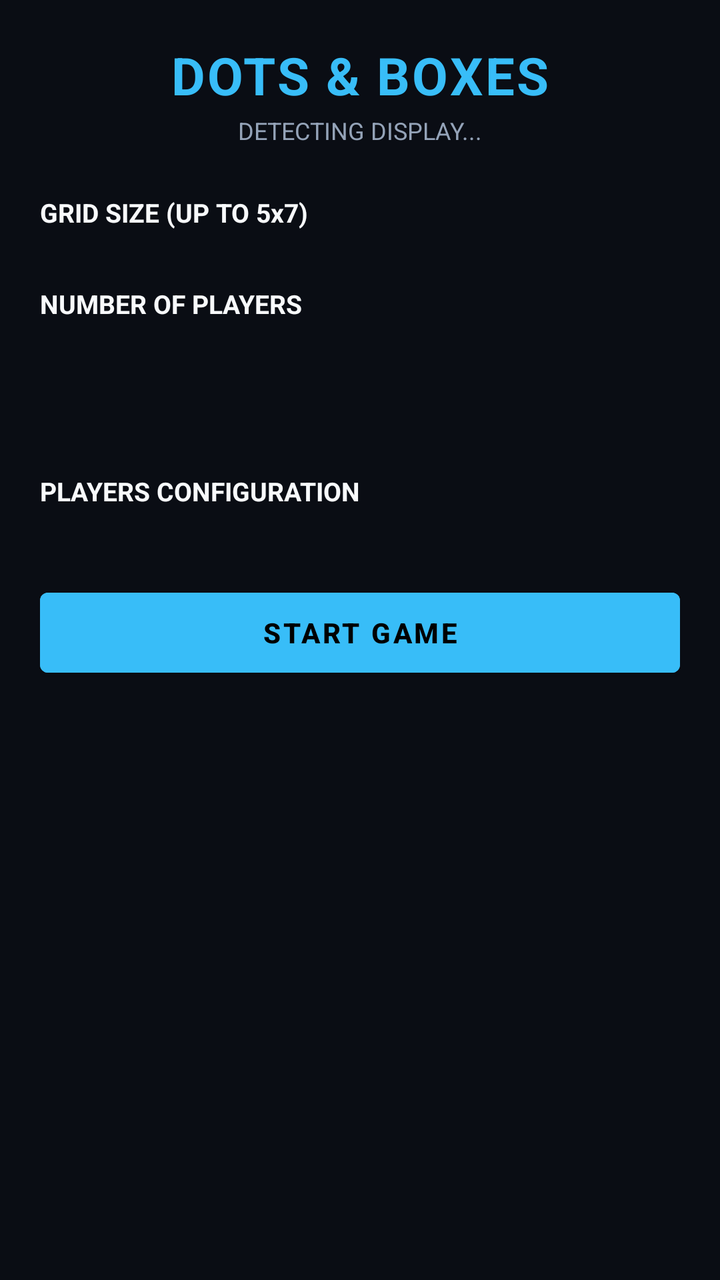
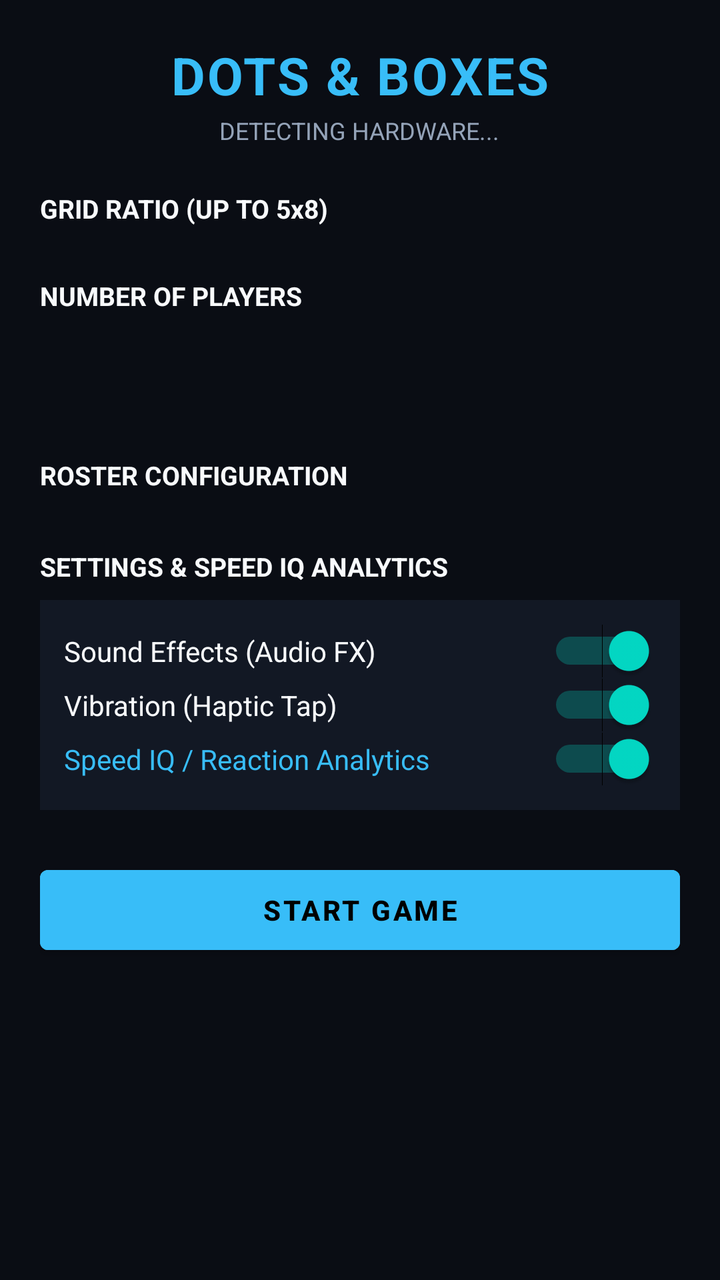

The first picture is an Android layout as it rendered before a commit; the second is the same layout after the commit. The layout source and the unified diff follow.
<!-- AndroidManifest.xml: application theme Theme.DotsAndBoxes -->
<!-- res/layout/activity_main.xml -->
<?xml version="1.0" encoding="utf-8"?>
<FrameLayout xmlns:android="http://schemas.android.com/apk/res/android"
    android:layout_width="match_parent"
    android:layout_height="match_parent"
    android:background="@color/bg_primary">

    
    <ScrollView
        android:id="@+id/configContainer"
        android:layout_width="match_parent"
        android:layout_height="match_parent"
        android:fillViewport="true">

        <LinearLayout
            android:layout_width="match_parent"
            android:layout_height="wrap_content"
            android:orientation="vertical"
            android:padding="20dp"
            android:gravity="center_horizontal">

            <TextView
                android:layout_width="wrap_content"
                android:layout_height="wrap_content"
                android:text="DOTS &amp; BOXES"
                android:textColor="@color/accent_blue"
                android:textSize="26sp"
                android:textStyle="bold"
                android:letterSpacing="0.04" />

            <TextView
                android:id="@+id/tvDeviceType"
                android:layout_width="wrap_content"
                android:layout_height="wrap_content"
                android:text="DETECTING DISPLAY..."
                android:textColor="@color/text_muted"
                android:textSize="12sp"
                android:layout_marginTop="2dp" />

            
            <TextView
                android:layout_width="match_parent"
                android:layout_height="wrap_content"
                android:text="GRID SIZE (UP TO 5x7)"
                android:textColor="@color/text_light"
                android:textStyle="bold"
                android:textSize="13sp"
                android:layout_marginTop="24dp" />

            <HorizontalScrollView
                android:layout_width="match_parent"
                android:layout_height="wrap_content"
                android:layout_marginTop="8dp"
                android:scrollbars="none">
                <LinearLayout
                    android:id="@+id/gridOptionsLayout"
                    android:layout_width="wrap_content"
                    android:layout_height="wrap_content"
                    android:orientation="horizontal" />
            </HorizontalScrollView>

            
            <TextView
                android:layout_width="match_parent"
                android:layout_height="wrap_content"
                android:text="NUMBER OF PLAYERS"
                android:textColor="@color/text_light"
                android:textStyle="bold"
                android:textSize="13sp"
                android:layout_marginTop="20dp" />

            <LinearLayout
                android:id="@+id/playerCountTabsLayout"
                android:layout_width="match_parent"
                android:layout_height="48dp"
                android:orientation="horizontal"
                android:layout_marginTop="8dp" />

            
            <TextView
                android:layout_width="match_parent"
                android:layout_height="wrap_content"
                android:text="PLAYERS CONFIGURATION"
                android:textColor="@color/text_light"
                android:textStyle="bold"
                android:textSize="13sp"
                android:layout_marginTop="20dp" />

            <LinearLayout
                android:id="@+id/rosterLayout"
                android:layout_width="match_parent"
                android:layout_height="wrap_content"
                android:orientation="vertical"
                android:layout_marginTop="8dp" />

            <Button
                android:id="@+id/btnStartMatch"
                android:layout_width="match_parent"
                android:layout_height="52dp"
                android:text="START GAME"
                android:textStyle="bold"
                android:textColor="#000000"
                android:backgroundTint="@color/accent_blue"
                android:layout_marginTop="28dp" />
        </LinearLayout>
    </ScrollView>

    
    <LinearLayout
        android:id="@+id/arenaContainer"
        android:layout_width="match_parent"
        android:layout_height="match_parent"
        android:orientation="vertical"
        android:visibility="gone">

        
        <RelativeLayout
            android:layout_width="match_parent"
            android:layout_height="56dp"
            android:paddingHorizontal="16dp"
            android:background="@color/bg_card">

            <ImageButton
                android:id="@+id/btnLeaveArena"
                android:layout_width="40dp"
                android:layout_height="40dp"
                android:layout_centerVertical="true"
                android:background="?attr/selectableItemBackgroundBorderless"
                android:src="@android:drawable/ic_menu_revert"
                android:tint="@color/text_light" />

            <TextView
                android:id="@+id/tvTurnIndicator"
                android:layout_width="wrap_content"
                android:layout_height="wrap_content"
                android:layout_centerInParent="true"
                android:text="Player 1's Turn"
                android:textColor="@color/text_light"
                android:textStyle="bold"
                android:textSize="15sp" />

            <ImageButton
                android:id="@+id/btnResetMatch"
                android:layout_width="40dp"
                android:layout_height="40dp"
                android:layout_alignParentEnd="true"
                android:layout_centerVertical="true"
                android:background="?attr/selectableItemBackgroundBorderless"
                android:src="@android:drawable/ic_menu_rotate"
                android:tint="@color/text_light" />
        </RelativeLayout>

        
        <HorizontalScrollView
            android:layout_width="match_parent"
            android:layout_height="wrap_content"
            android:background="#0F1420"
            android:paddingVertical="8dp"
            android:scrollbars="none">
            <LinearLayout
                android:id="@+id/arenaScoresLayout"
                android:layout_width="wrap_content"
                android:layout_height="wrap_content"
                android:orientation="horizontal"
                android:paddingHorizontal="12dp" />
        </HorizontalScrollView>

        
        <com.fixtocode.dotsandboxes.GameView
            android:id="@+id/gameView"
            android:layout_width="match_parent"
            android:layout_height="match_parent" />
    </LinearLayout>

    
    <FrameLayout
        android:id="@+id/winnerOverlay"
        android:layout_width="match_parent"
        android:layout_height="match_parent"
        android:background="#D90A0D14"
        android:visibility="gone"
        android:clickable="true"
        android:focusable="true">

        <LinearLayout
            android:layout_width="match_parent"
            android:layout_height="wrap_content"
            android:layout_gravity="center"
            android:layout_marginHorizontal="26dp"
            android:background="@drawable/bg_victory_card"
            android:orientation="vertical"
            android:padding="24dp"
            android:gravity="center_horizontal">

            <TextView
                android:layout_width="wrap_content"
                android:layout_height="wrap_content"
                android:text="🏆"
                android:textSize="46sp" />

            <TextView
                android:id="@+id/tvWinnerTitle"
                android:layout_width="wrap_content"
                android:layout_height="wrap_content"
                android:text="PLAYER 1 WINS!"
                android:textColor="#38BDF8"
                android:textSize="24sp"
                android:textStyle="bold"
                android:layout_marginTop="8dp" />

            <TextView
                android:id="@+id/tvWinnerSubtitle"
                android:layout_width="wrap_content"
                android:layout_height="wrap_content"
                android:text="Captured 12 Boxes"
                android:textColor="@color/text_muted"
                android:textSize="13sp"
                android:layout_marginTop="4dp" />

            
            <LinearLayout
                android:id="@+id/winnerStatsLayout"
                android:layout_width="match_parent"
                android:layout_height="wrap_content"
                android:orientation="vertical"
                android:layout_marginTop="16dp" />

            
            <Button
                android:id="@+id/btnOverlayPlayAgain"
                android:layout_width="match_parent"
                android:layout_height="52dp"
                android:text="PLAY AGAIN"
                android:textStyle="bold"
                android:textColor="#000000"
                android:backgroundTint="@color/accent_blue"
                android:layout_marginTop="20dp" />

            <Button
                android:id="@+id/btnOverlaySettings"
                android:layout_width="match_parent"
                android:layout_height="46dp"
                android:text="CHANGE SETTINGS"
                android:textStyle="bold"
                android:textColor="@color/text_light"
                android:backgroundTint="#1E293B"
                android:layout_marginTop="8dp" />
        </LinearLayout>
    </FrameLayout>
</FrameLayout>
<!-- resources referenced by this layout -->
<resources>
  <color name="accent_blue">#38BDF8</color>
  <color name="bg_card">#121824</color>
  <color name="bg_primary">#0A0D14</color>
  <color name="text_light">#F8FAFC</color>
  <color name="text_muted">#94A3B8</color>
  <!-- drawable bg_victory_card (drawable) -->
  <?xml version="1.0" encoding="utf-8"?>
  <shape xmlns:android="http://schemas.android.com/apk/res/android"
      android:shape="rectangle">
      <solid android:color="#121824" />
      <stroke android:width="2dp" android:color="#38BDF8" />
      <corners android:radius="20dp" />
  </shape>
  <style name="Theme.DotsAndBoxes" parent="Theme.MaterialComponents.DayNight.NoActionBar">
          <item name="android:statusBarColor">#0A0D14</item>
          <item name="android:windowBackground">@color/bg_primary</item>
      </style>
</resources>

<!-- the commit's change to res/layout/activity_main.xml (unified diff, before → after) -->
@@ -31,7 +31,7 @@
                 android:id="@+id/tvDeviceType"
                 android:layout_width="wrap_content"
                 android:layout_height="wrap_content"
-                android:text="DETECTING DISPLAY..."
+                android:text="DETECTING HARDWARE..."
                 android:textColor="@color/text_muted"
                 android:textSize="12sp"
                 android:layout_marginTop="2dp" />
@@ -40,11 +40,11 @@
             <TextView
                 android:layout_width="match_parent"
                 android:layout_height="wrap_content"
-                android:text="GRID SIZE (UP TO 5x7)"
+                android:text="GRID RATIO (UP TO 5x8)"
                 android:textColor="@color/text_light"
                 android:textStyle="bold"
                 android:textSize="13sp"
-                android:layout_marginTop="24dp" />
+                android:layout_marginTop="22dp" />
 
             <HorizontalScrollView
                 android:layout_width="match_parent"
@@ -66,12 +66,12 @@
                 android:textColor="@color/text_light"
                 android:textStyle="bold"
                 android:textSize="13sp"
-                android:layout_marginTop="20dp" />
+                android:layout_marginTop="18dp" />
 
             <LinearLayout
                 android:id="@+id/playerCountTabsLayout"
                 android:layout_width="match_parent"
-                android:layout_height="48dp"
+                android:layout_height="46dp"
                 android:orientation="horizontal"
                 android:layout_marginTop="8dp" />
 
@@ -79,18 +79,64 @@
             <TextView
                 android:layout_width="match_parent"
                 android:layout_height="wrap_content"
-                android:text="PLAYERS CONFIGURATION"
+                android:text="ROSTER CONFIGURATION"
+                android:textColor="@color/text_light"
+                android:textStyle="bold"
+                android:textSize="13sp"
+                android:layout_marginTop="18dp" />
+
+            <LinearLayout
+                android:id="@+id/rosterLayout"
+                android:layout_width="match_parent"
+                android:layout_height="wrap_content"
+                android:orientation="vertical"
+                android:layout_marginTop="8dp" />
+
+            
+            <TextView
+                android:layout_width="match_parent"
+                android:layout_height="wrap_content"
+                android:text="SETTINGS &amp; SPEED IQ ANALYTICS"
                 android:textColor="@color/text_light"
                 android:textStyle="bold"
                 android:textSize="13sp"
                 android:layout_marginTop="20dp" />
 
             <LinearLayout
-                android:id="@+id/rosterLayout"
                 android:layout_width="match_parent"
                 android:layout_height="wrap_content"
                 android:orientation="vertical"
-                android:layout_marginTop="8dp" />
+                android:background="#121824"
+                android:padding="12dp"
+                android:layout_marginTop="8dp">
+
+                <Switch
+                    android:id="@+id/switchSound"
+                    android:layout_width="match_parent"
+                    android:layout_height="wrap_content"
+                    android:text="Sound Effects (Audio FX)"
+                    android:textColor="@color/text_light"
+                    android:checked="true"
+                    android:paddingVertical="4dp" />
+
+                <Switch
+                    android:id="@+id/switchVibration"
+                    android:layout_width="match_parent"
+                    android:layout_height="wrap_content"
+                    android:text="Vibration (Haptic Tap)"
+                    android:textColor="@color/text_light"
+                    android:checked="true"
+                    android:paddingVertical="4dp" />
+
+                <Switch
+                    android:id="@+id/switchSpeedAnalytics"
+                    android:layout_width="match_parent"
+                    android:layout_height="wrap_content"
+                    android:text="Speed IQ / Reaction Analytics"
+                    android:textColor="@color/accent_blue"
+                    android:checked="true"
+                    android:paddingVertical="4dp" />
+            </LinearLayout>
 
             <Button
                 android:id="@+id/btnStartMatch"
@@ -100,7 +146,7 @@
                 android:textStyle="bold"
                 android:textColor="#000000"
                 android:backgroundTint="@color/accent_blue"
-                android:layout_marginTop="28dp" />
+                android:layout_marginTop="24dp" />
         </LinearLayout>
     </ScrollView>
 
@@ -176,74 +222,105 @@
         android:id="@+id/winnerOverlay"
         android:layout_width="match_parent"
         android:layout_height="match_parent"
-        android:background="#D90A0D14"
+        android:background="#E60A0D14"
         android:visibility="gone"
         android:clickable="true"
         android:focusable="true">
 
-        <LinearLayout
+        <ScrollView
             android:layout_width="match_parent"
             android:layout_height="wrap_content"
-            android:layout_gravity="center"
-            android:layout_marginHorizontal="26dp"
-            android:background="@drawable/bg_victory_card"
-            android:orientation="vertical"
-            android:padding="24dp"
-            android:gravity="center_horizontal">
-
-            <TextView
-                android:layout_width="wrap_content"
-                android:layout_height="wrap_content"
-                android:text="🏆"
-                android:textSize="46sp" />
-
-            <TextView
-                android:id="@+id/tvWinnerTitle"
-                android:layout_width="wrap_content"
-                android:layout_height="wrap_content"
-                android:text="PLAYER 1 WINS!"
-                android:textColor="#38BDF8"
-                android:textSize="24sp"
-                android:textStyle="bold"
-                android:layout_marginTop="8dp" />
-
-            <TextView
-                android:id="@+id/tvWinnerSubtitle"
-                android:layout_width="wrap_content"
-                android:layout_height="wrap_content"
-                android:text="Captured 12 Boxes"
-                android:textColor="@color/text_muted"
-                android:textSize="13sp"
-                android:layout_marginTop="4dp" />
-
-            
-            <LinearLayout
-                android:id="@+id/winnerStatsLayout"
-                android:layout_width="match_parent"
-                android:layout_height="wrap_content"
+            android:layout_gravity="center">
+
+            <LinearLayout
+                android:layout_width="match_parent"
+                android:layout_height="wrap_content"
+                android:layout_marginHorizontal="24dp"
+                android:background="@drawable/bg_victory_card"
                 android:orientation="vertical"
-                android:layout_marginTop="16dp" />
-
-            
-            <Button
-                android:id="@+id/btnOverlayPlayAgain"
-                android:layout_width="match_parent"
-                android:layout_height="52dp"
-                android:text="PLAY AGAIN"
-                android:textStyle="bold"
-                android:textColor="#000000"
-                android:backgroundTint="@color/accent_blue"
-                android:layout_marginTop="20dp" />
-
-            <Button
-                android:id="@+id/btnOverlaySettings"
-                android:layout_width="match_parent"
-                android:layout_height="46dp"
-                android:text="CHANGE SETTINGS"
-                android:textStyle="bold"
-                android:textColor="@color/text_light"
-                android:backgroundTint="#1E293B"
-                android:layout_marginTop="8dp" />
-        </LinearLayout>
+                android:padding="22dp"
+                android:gravity="center_horizontal">
+
+                <TextView
+                    android:layout_width="wrap_content"
+                    android:layout_height="wrap_content"
+                    android:text="🏆"
+                    android:textSize="44sp" />
+
+                <TextView
+                    android:id="@+id/tvWinnerTitle"
+                    android:layout_width="wrap_content"
+                    android:layout_height="wrap_content"
+                    android:text="PLAYER 1 WINS!"
+                    android:textColor="#38BDF8"
+                    android:textSize="22sp"
+                    android:textStyle="bold"
+                    android:layout_marginTop="6dp" />
+
+                <TextView
+                    android:id="@+id/tvWinnerSubtitle"
+                    android:layout_width="wrap_content"
+                    android:layout_height="wrap_content"
+                    android:text="Dominated the grid"
+                    android:textColor="@color/text_muted"
+                    android:textSize="12sp"
+                    android:layout_marginTop="2dp" />
+
+                
+                <TextView
+                    android:layout_width="match_parent"
+                    android:layout_height="wrap_content"
+                    android:text="MATCH STANDINGS"
+                    android:textColor="@color/text_light"
+                    android:textSize="11sp"
+                    android:textStyle="bold"
+                    android:layout_marginTop="14dp" />
+
+                <LinearLayout
+                    android:id="@+id/winnerStatsLayout"
+                    android:layout_width="match_parent"
+                    android:layout_height="wrap_content"
+                    android:orientation="vertical"
+                    android:layout_marginTop="6dp" />
+
+                
+                <TextView
+                    android:id="@+id/tvAnalyticsHeading"
+                    android:layout_width="match_parent"
+                    android:layout_height="wrap_content"
+                    android:text="⚡ SPEED IQ &amp; REFLEX ANALYTICS"
+                    android:textColor="#38BDF8"
+                    android:textSize="11sp"
+                    android:textStyle="bold"
+                    android:layout_marginTop="14dp" />
+
+                <LinearLayout
+                    android:id="@+id/winnerAnalyticsLayout"
+                    android:layout_width="match_parent"
+                    android:layout_height="wrap_content"
+                    android:orientation="vertical"
+                    android:layout_marginTop="6dp" />
+
+                <Button
+                    android:id="@+id/btnOverlayPlayAgain"
+                    android:layout_width="match_parent"
+                    android:layout_height="50dp"
+                    android:text="PLAY AGAIN"
+                    android:textStyle="bold"
+                    android:textColor="#000000"
+                    android:backgroundTint="@color/accent_blue"
+                    android:layout_marginTop="18dp" />
+
+                <Button
+                    android:id="@+id/btnOverlaySettings"
+                    android:layout_width="match_parent"
+                    android:layout_height="44dp"
+                    android:text="CHANGE SETTINGS"
+                    android:textStyle="bold"
+                    android:textColor="@color/text_light"
+                    android:backgroundTint="#1E293B"
+                    android:layout_marginTop="8dp" />
+            </LinearLayout>
+        </ScrollView>
     </FrameLayout>
 </FrameLayout>
